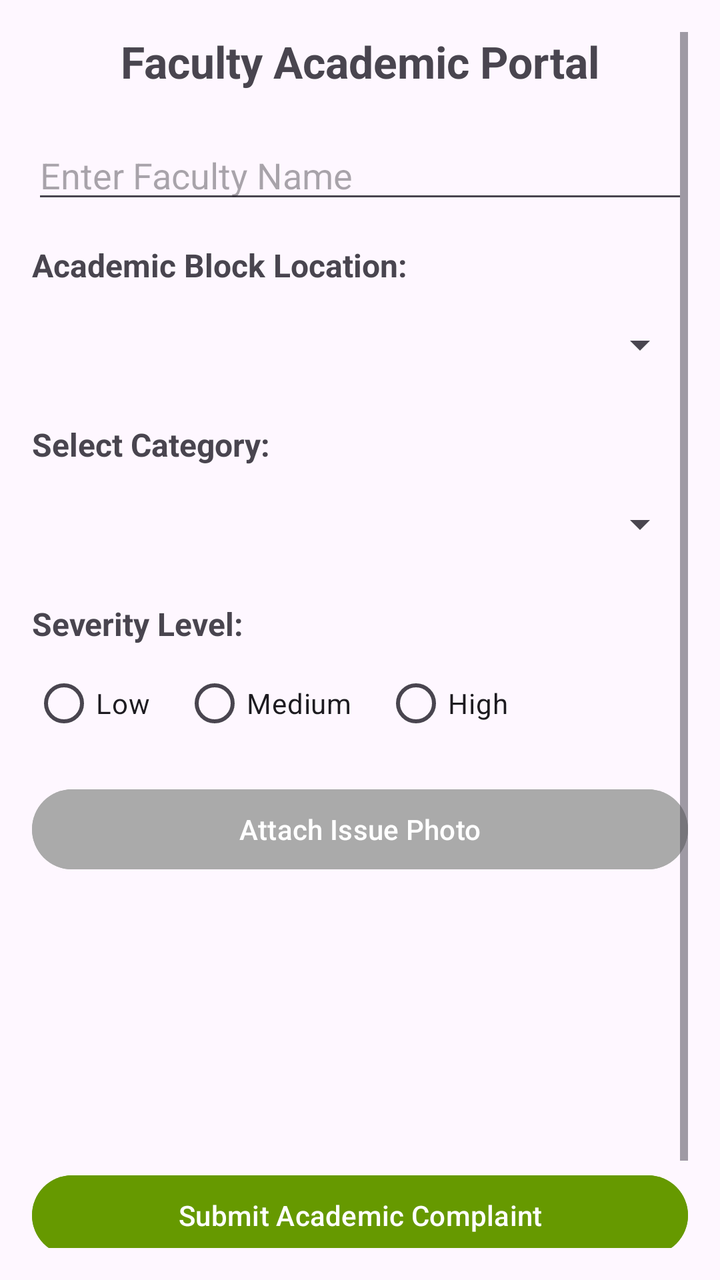
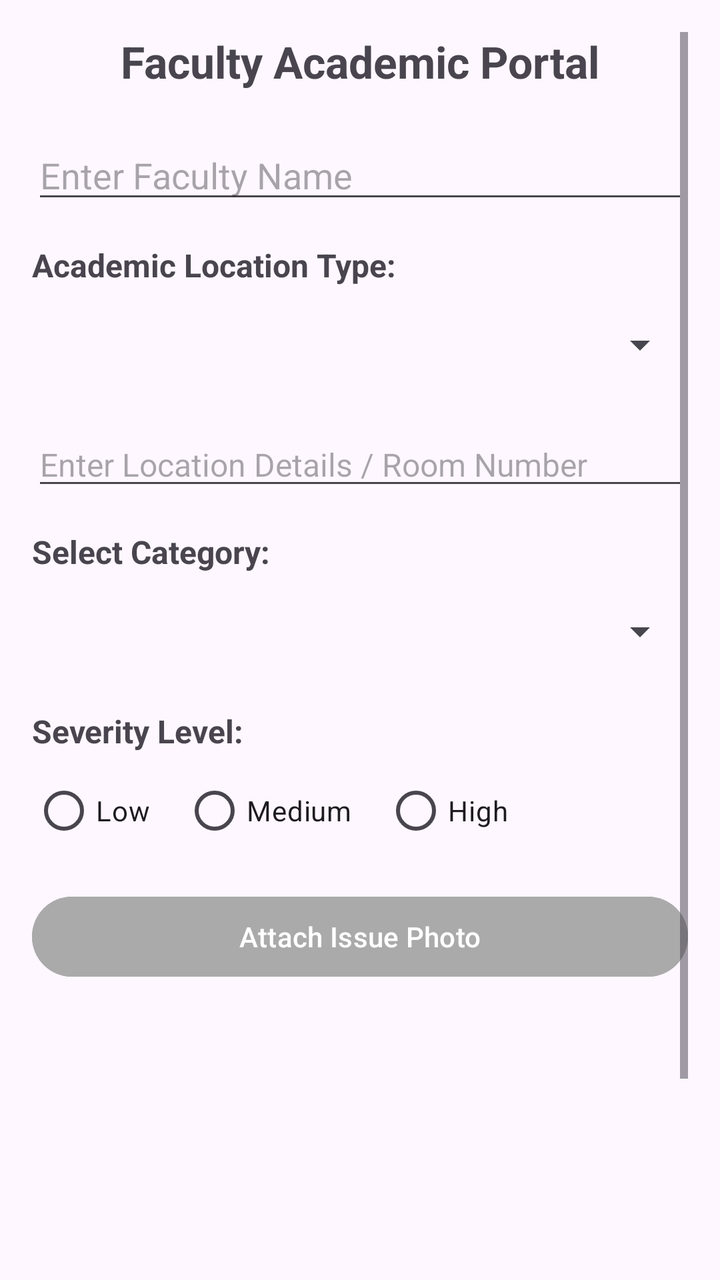

Two renders of the same Android screen: before a commit and after it. Below are the layout's source before the change and the commit's diff.
<!-- AndroidManifest.xml: application theme Theme.CampusCare -->
<!-- res/layout/activity_faculty_form.xml -->
<?xml version="1.0" encoding="utf-8"?>
<ScrollView xmlns:android="http://schemas.android.com/apk/res/android"
    android:layout_width="match_parent"
    android:layout_height="match_parent"
    android:padding="16dp">

    <LinearLayout
        android:layout_width="match_parent"
        android:layout_height="wrap_content"
        android:orientation="vertical">

        <TextView
            android:layout_width="match_parent"
            android:layout_height="wrap_content"
            android:text="Faculty Academic Portal"
            android:gravity="center"
            android:textSize="22sp"
            android:textStyle="bold"
            android:layout_marginBottom="20dp"/>

        <EditText
            android:id="@+id/edtFacultyName"
            android:layout_width="match_parent"
            android:layout_height="wrap_content"
            android:hint="Enter Faculty Name"
            android:textSize="18sp"
            android:layout_marginBottom="15dp"/>

        <TextView
            android:layout_width="match_parent"
            android:layout_height="wrap_content"
            android:text="Academic Block Location:"
            android:textSize="16sp"
            android:textStyle="bold"
            android:layout_marginBottom="5dp"/>

        <Spinner
            android:id="@+id/spinnerFacultyLocation"
            android:layout_width="match_parent"
            android:layout_height="48dp"
            android:layout_marginBottom="15dp"/>

        <TextView
            android:layout_width="match_parent"
            android:layout_height="wrap_content"
            android:text="Select Category:"
            android:textSize="16sp"
            android:textStyle="bold"
            android:layout_marginBottom="5dp"/>

        <Spinner
            android:id="@+id/spinnerCategory"
            android:layout_width="match_parent"
            android:layout_height="48dp"
            android:layout_marginBottom="15dp"/>

        <TextView
            android:layout_width="match_parent"
            android:layout_height="wrap_content"
            android:text="Severity Level:"
            android:textSize="16sp"
            android:textStyle="bold"
            android:layout_marginBottom="5dp"/>

        <RadioGroup
            android:id="@+id/radioGroupSeverity"
            android:layout_width="match_parent"
            android:layout_height="wrap_content"
            android:orientation="horizontal"
            android:layout_marginBottom="15dp">

            <RadioButton android:id="@+id/rbLow" android:layout_width="wrap_content" android:layout_height="wrap_content" android:text="Low" android:layout_marginEnd="16dp"/>
            <RadioButton android:id="@+id/rbMedium" android:layout_width="wrap_content" android:layout_height="wrap_content" android:text="Medium" android:layout_marginEnd="16dp"/>
            <RadioButton android:id="@+id/rbHigh" android:layout_width="wrap_content" android:layout_height="wrap_content" android:text="High"/>
        </RadioGroup>

        <Button
            android:id="@+id/btnSelectImage"
            android:layout_width="match_parent"
            android:layout_height="wrap_content"
            android:text="Attach Issue Photo"
            android:layout_marginBottom="10dp"
            android:backgroundTint="@android:color/darker_gray"/>

        <ImageView
            android:id="@+id/imgComplaintPreview"
            android:layout_width="120dp"
            android:layout_height="120dp"
            android:layout_gravity="center"
            android:scaleType="centerCrop"
            android:layout_marginBottom="15dp"/>

        <Button
            android:id="@+id/btnSubmitComplaint"
            android:layout_width="match_parent"
            android:layout_height="wrap_content"
            android:text="Submit Academic Complaint"
            android:layout_marginBottom="10dp"
            android:backgroundTint="@android:color/holo_green_dark"/>

        <Button
            android:id="@+id/btnViewDashboard"
            android:layout_width="match_parent"
            android:layout_height="wrap_content"
            android:text="View Dashboard"
            android:backgroundTint="@android:color/holo_blue_dark"/>

    </LinearLayout>
</ScrollView>
<!-- resources referenced by this layout -->
<resources>
  <style name="Theme.CampusCare" parent="Base.Theme.CampusCare" />
  <style name="Base.Theme.CampusCare" parent="Theme.Material3.DayNight.NoActionBar">
          
          
      </style>
</resources>

<!-- the commit's change to res/layout/activity_faculty_form.xml (unified diff, before → after) -->
@@ -29,7 +29,7 @@
         <TextView
             android:layout_width="match_parent"
             android:layout_height="wrap_content"
-            android:text="Academic Block Location:"
+            android:text="Academic Location Type:"
             android:textSize="16sp"
             android:textStyle="bold"
             android:layout_marginBottom="5dp"/>
@@ -39,6 +39,60 @@
             android:layout_width="match_parent"
             android:layout_height="48dp"
             android:layout_marginBottom="15dp"/>
+
+        
+        <TextView
+            android:id="@+id/tvStaffItemLabel"
+            android:layout_width="match_parent"
+            android:layout_height="wrap_content"
+            android:text="Select Item / Equipment:"
+            android:textSize="16sp"
+            android:textStyle="bold"
+            android:layout_marginBottom="5dp"
+            android:visibility="gone"/>
+
+        <Spinner
+            android:id="@+id/spinnerStaffItem"
+            android:layout_width="match_parent"
+            android:layout_height="48dp"
+            android:layout_marginBottom="15dp"
+            android:visibility="gone"/>
+
+        
+        <TextView
+            android:id="@+id/tvLabItemLabel"
+            android:layout_width="match_parent"
+            android:layout_height="wrap_content"
+            android:text="Select Lab Asset Type:"
+            android:textSize="16sp"
+            android:textStyle="bold"
+            android:layout_marginBottom="5dp"
+            android:visibility="gone"/>
+
+        <Spinner
+            android:id="@+id/spinnerLabItem"
+            android:layout_width="match_parent"
+            android:layout_height="48dp"
+            android:layout_marginBottom="15dp"
+            android:visibility="gone"/>
+
+        
+        <EditText
+            android:id="@+id/edtFacultyLocationDetail"
+            android:layout_width="match_parent"
+            android:layout_height="wrap_content"
+            android:hint="Enter Location Details / Room Number"
+            android:textSize="16sp"
+            android:layout_marginBottom="15dp"/>
+
+        <EditText
+            android:id="@+id/edtPcNumber"
+            android:layout_width="match_parent"
+            android:layout_height="wrap_content"
+            android:hint="Enter PC Number"
+            android:textSize="16sp"
+            android:layout_marginBottom="15dp"
+            android:visibility="gone"/>
 
         <TextView
             android:layout_width="match_parent"
